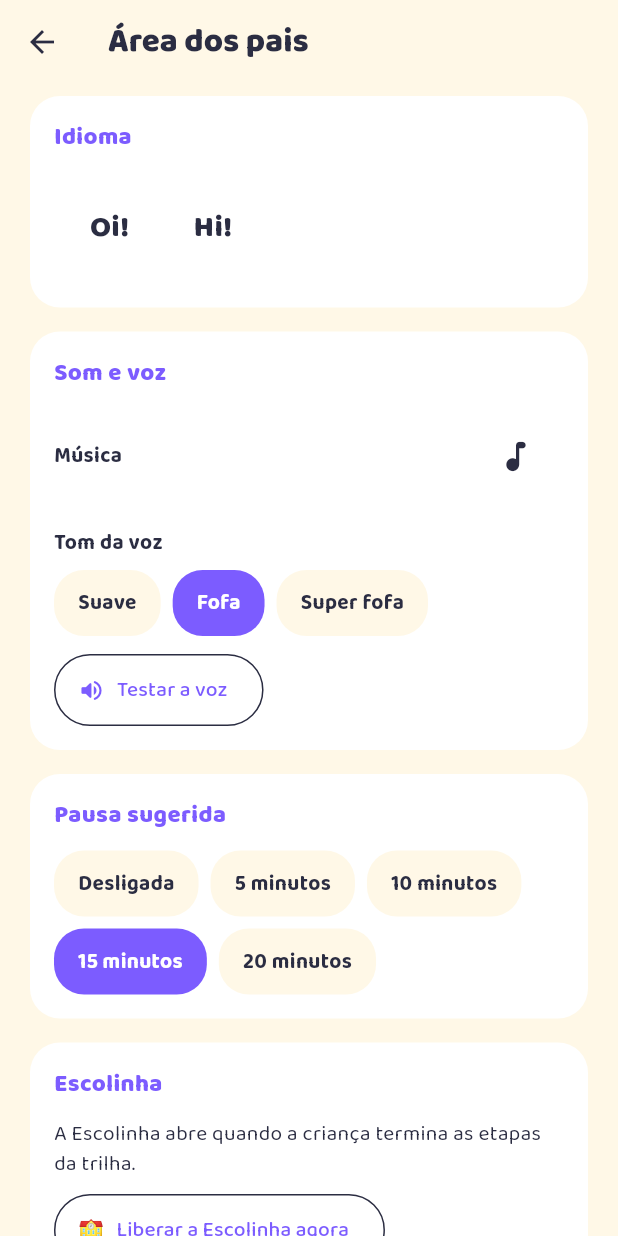
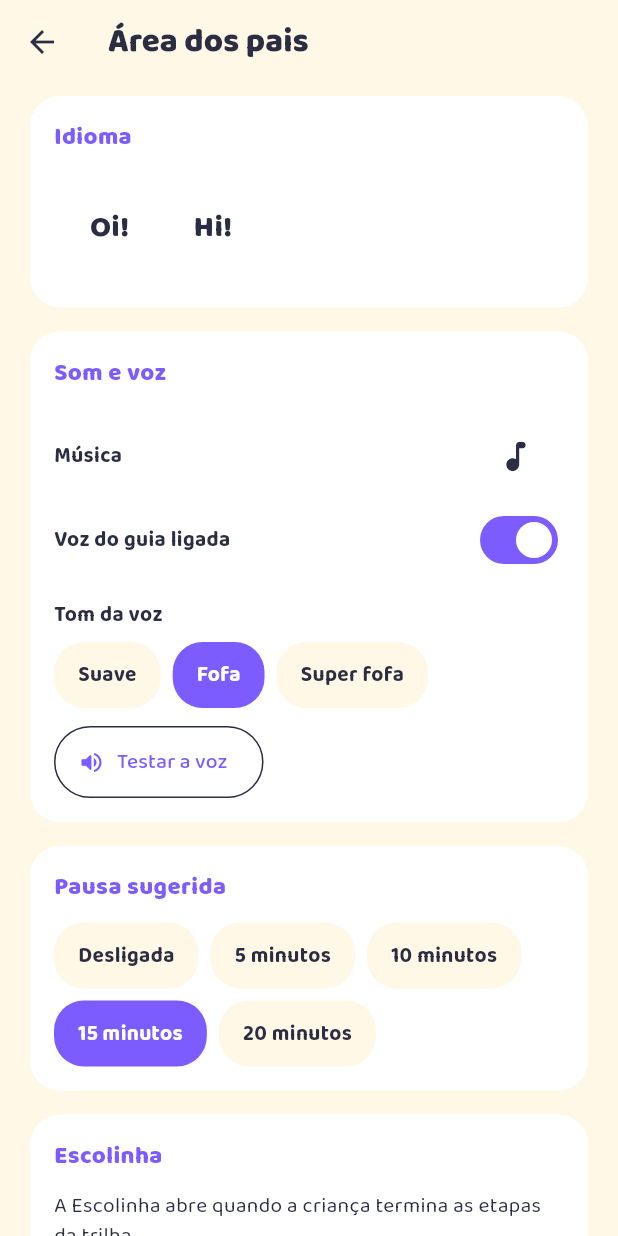
Before and after one commit to RonaldoRhoney/GeniuKiddo, a Flutter app: the ParentsAreaScreen screen opened directly, on a phone screen of 412 x 824 dp. Run offline on Flutter 3.47's test engine with Material 3 defaults, Android fonts, the phone set to English and light mode, and no system bars; our stand-ins replace flutter_riverpod, flutter_tts, just_audio, shared_preferences; missing offline and left inert: audio_session; accounts and stored records are empty.

Commit message:
auditoria: área dos pais e voltar — vozes por idioma, liga/desliga da voz, liberar etapas, voltar travado na pausa
- Lista de vozes recarrega ao trocar o idioma na própria tela; voz salva
  que sumiu do aparelho volta pro automático
- Liga/desliga da voz do guia (4.7)
- "Liberar todas as etapas da trilha" sem dar estrelas (RF-FASE-03)
- Com a pausa aberta, o voltar do Android não navega por baixo dela (4.8)
- Idioma padrão e vozes preferidas vêm da lista central de idiomas
  (nada de 'pt' fixo no código; idioma novo não mexe no motor de voz)

Co-Authored-By: Claude Opus 5.5 <noreply@anthropic.com>

```diff
--- a/client/lib/core/supported_languages.dart
+++ b/client/lib/core/supported_languages.dart
@@ -3,7 +3,7 @@
 /// futuro é: (1) um ARB novo em lib/l10n/ (vira Locale suportado
 /// automaticamente via AppLocalizations.supportedLocales, gerado do
 /// l10n.yaml), (2) uma linha nova aqui. Nenhuma tela precisa mudar — a
-/// pílula de idioma (core/language_pill.dart) e a escolha inicial
+/// pílula de idioma (`LanguagePill` em app/top_controls.dart) e a escolha inicial
 /// (features/language/language_screen.dart) já leem esta lista.
 class SupportedLanguage {
   const SupportedLanguage({
@@ -11,6 +11,7 @@ class SupportedLanguage {
     required this.greeting,
     required this.nativeName,
     required this.ttsLocale,
+    this.preferredVoices = const [],
   });
 
   /// Código do idioma, igual ao `@@locale` do ARB (`pt`, `en`...).
@@ -25,6 +26,11 @@ class SupportedLanguage {
 
   /// Locale da voz do sistema (`flutter_tts`) pra este idioma.
   final String ttsLocale;
+
+  /// Vozes preferidas na seleção automática (seção 4.3: femininas, claras
+  /// e jovens), em ordem; basta o nome conter o texto. Primeiro a voz
+  /// offline do motor do Google (Android), depois as do iOS e navegadores.
+  final List<String> preferredVoices;
 }
 
 const List<SupportedLanguage> supportedLanguages = [
@@ -33,12 +39,34 @@ const List<SupportedLanguage> supportedLanguages = [
     greeting: 'Oi!',
     nativeName: 'Português',
     ttsLocale: 'pt-BR',
+    preferredVoices: [
+      'pt-br-x-afs-local',
+      'Luciana',
+      'Google português do Brasil',
+      'Francisca',
+      'Maria',
+      'Fernanda',
+      'Vitória',
+      'Camila',
+    ],
   ),
   SupportedLanguage(
     code: 'en',
     greeting: 'Hi!',
     nativeName: 'English',
     ttsLocale: 'en-US',
+    preferredVoices: [
+      'en-us-x-sfg-local',
+      'Samantha',
+      'Kathy',
+      'Ava',
+      'Allison',
+      'Google US English',
+      'Aria',
+      'Jenny',
+      'Zira',
+      'Susan',
+    ],
   ),
 ];
 
--- a/client/lib/core/tts_speech_port.dart
+++ b/client/lib/core/tts_speech_port.dart
@@ -68,7 +68,9 @@ class TtsSpeechPort implements SpeechPort {
     final persistence = _ref.read(persistenceServiceProvider);
     if (!persistence.voiceEnabled) return;
 
-    final languageCode = _ref.read(languageControllerProvider).code ?? 'pt';
+    final languageCode =
+        _ref.read(languageControllerProvider).code ??
+        supportedLanguages.first.code;
     final locale = languageFor(languageCode).ttsLocale;
 
     final tone = _tones[persistence.voiceTone] ?? _tones['fofa']!;
@@ -114,41 +116,19 @@ class TtsSpeechPort implements SpeechPort {
     });
   }
 
-  /// Seção 4.3: "seleção automática... preferência por vozes femininas,
-  /// claras e jovens" — mesma lista curada dos protótipos HTML.
-  ///
-  /// Android (motor do Google): as vozes padrão do motor, versão offline —
-  /// "afs" pra pt-BR e "sfg" pra en-US (as do protótipo não existem lá).
-  static const _preferredNames = {
-    'pt-BR': [
-      'pt-br-x-afs-local',
-      'Luciana',
-      'Google português do Brasil',
-      'Francisca',
-      'Maria',
-      'Fernanda',
-      'Vitória',
-      'Camila',
-    ],
-    'en-US': [
-      'en-us-x-sfg-local',
-      'Samantha',
-      'Kathy',
-      'Ava',
-      'Allison',
-      'Google US English',
-      'Aria',
-      'Jenny',
-      'Zira',
-      'Susan',
-    ],
-  };
-
   Map<Object?, Object?>? _bestAutomaticVoice(
     List<Map<Object?, Object?>> voices,
     String locale,
   ) {
-    for (final preferred in _preferredNames[locale] ?? const []) {
+    // Seção 4.3: preferência por vozes femininas, claras e jovens — a lista
+    // fica em cada idioma (`SupportedLanguage.preferredVoices`).
+    final preferredNames = supportedLanguages
+        .firstWhere(
+          (l) => l.ttsLocale == locale,
+          orElse: () => supportedLanguages.first,
+        )
+        .preferredVoices;
+    for (final preferred in preferredNames) {
       final match = voices
           .where((v) => (v['name'] as String? ?? '').contains(preferred))
           .firstOrNull;
@@ -196,7 +176,9 @@ class TtsSpeechPort implements SpeechPort {
   /// Exposto pra área dos pais (M4) listar e escolher a voz manualmente —
   /// mesma ideia do seletor de voz com botão "Testar a voz" dos protótipos.
   Future<List<Map<Object?, Object?>>> voicesForCurrentLanguage() async {
-    final languageCode = _ref.read(languageControllerProvider).code ?? 'pt';
+    final languageCode =
+        _ref.read(languageControllerProvider).code ??
+        supportedLanguages.first.code;
     final locale = languageFor(languageCode).ttsLocale;
     return _voicesFor(locale);
   }
--- a/client/lib/features/break/break_overlay.dart
+++ b/client/lib/features/break/break_overlay.dart
@@ -35,9 +35,8 @@ class _BreakOverlayState extends ConsumerState<BreakOverlay> {
   Widget build(BuildContext context) {
     final l10n = AppLocalizations.of(context)!;
     final colors = AppColors.of(context);
-    return PopScope(
-      canPop: false,
-      child: Material(
+    // O voltar do Android é segurado em `GeniusKiddoApp.didPopRoute`.
+    return Material(
       color: const Color(0xE61D1A3A),
       child: Center(
         child: Container(
@@ -81,7 +80,6 @@ class _BreakOverlayState extends ConsumerState<BreakOverlay> {
           ),
         ),
       ),
-      ),
     );
   }
 }
--- a/client/lib/features/parents/parents_area_screen.dart
+++ b/client/lib/features/parents/parents_area_screen.dart
@@ -9,6 +9,7 @@ import '../../core/break_controller.dart';
 import '../../core/item_feedback.dart';
 import '../../core/language_controller.dart';
 import '../../core/persistence_service.dart';
+import '../../core/supported_languages.dart';
 import '../../core/theme_controller.dart';
 import '../../core/tts_speech_port.dart';
 import '../../l10n/generated/app_localizations.dart';
@@ -16,10 +17,10 @@ import '../school/school_controller.dart';
 import '../school/school_texts.dart';
 import '../trail/trail_controller.dart';
 
-/// Área dos pais (seção 4.7), atrás do portão (`HoldToUnlock`). Conteúdo
-/// comum a todas as fases: idioma, som e voz (tom + seleção manual + botão
-/// de teste), pausa sugerida, progresso, aparência e resumo de privacidade.
-/// "Série da criança" (Fase 2) entra só quando a Fase 2 existir.
+/// Área dos pais (seção 4.7), atrás do portão (`HoldToUnlock`): idioma;
+/// música e voz (liga/desliga, tom, escolha da voz e teste); pausa
+/// sugerida; Escolinha (liberar e série da criança); progresso (com
+/// "liberar todas as etapas"); aparência; privacidade; sair do app.
 class ParentsAreaScreen extends ConsumerStatefulWidget {
   const ParentsAreaScreen({super.key});
 
@@ -33,22 +34,44 @@ const _breakOptions = [0, 5, 10, 15, 20];
 class _ParentsAreaScreenState extends ConsumerState<ParentsAreaScreen> {
   late String _tone = ref.read(persistenceServiceProvider).voiceTone;
   late int _breakMinutes = ref.read(persistenceServiceProvider).breakMinutes;
+  late bool _voiceOn = ref.read(persistenceServiceProvider).voiceEnabled;
   List<Map<Object?, Object?>> _voices = const [];
   String? _voiceName;
+
+  String get _languageCode =>
+      ref.read(languageControllerProvider).code ??
+      supportedLanguages.first.code;
 
   @override
   void initState() {
     super.initState();
-    final languageCode = ref.read(languageControllerProvider).code ?? 'pt';
+    _loadVoices();
+  }
+
+  /// Vozes do idioma ATUAL — recarregadas quando o idioma muda aqui mesmo
+  /// pela pílula, pra nunca gravar uma voz de um idioma no outro.
+  void _loadVoices() {
+    final languageCode = _languageCode;
     _voiceName = ref
         .read(persistenceServiceProvider)
         .voiceNameFor(languageCode);
+    _voices = const [];
     final speech = ref.read(speechPortProvider);
     if (speech is TtsSpeechPort) {
       speech.voicesForCurrentLanguage().then((voices) {
-        if (mounted) setState(() => _voices = voices);
+        if (!mounted || languageCode != _languageCode) return;
+        setState(() {
+          _voices = voices;
+          // Voz salva que sumiu do aparelho: volta pro automático.
+          if (!voices.any((v) => v['name'] == _voiceName)) _voiceName = null;
+        });
       });
     }
+  }
+
+  void _setVoiceOn(bool on) {
+    setState(() => _voiceOn = on);
+    ref.read(persistenceServiceProvider).setVoiceEnabled(on);
   }
 
   void _setTone(String tone) {
@@ -58,8 +81,7 @@ class _ParentsAreaScreenState extends ConsumerState<ParentsAreaScreen> {
 
   void _setVoiceName(String? name) {
     setState(() => _voiceName = name);
-    final languageCode = ref.read(languageControllerProvider).code ?? 'pt';
-    ref.read(persistenceServiceProvider).setVoiceNameFor(languageCode, name);
+    ref.read(persistenceServiceProvider).setVoiceNameFor(_languageCode, name);
   }
 
   void _setBreakMinutes(int minutes) {
@@ -71,6 +93,9 @@ class _ParentsAreaScreenState extends ConsumerState<ParentsAreaScreen> {
 
   @override
   Widget build(BuildContext context) {
+    ref.listen<LanguageState>(languageControllerProvider, (prev, next) {
+      if (prev != null && prev.code != next.code) setState(_loadVoices);
+    });
     final l10n = AppLocalizations.of(context)!;
     final colors = AppColors.of(context);
     final trail = ref.watch(trailControllerProvider);
@@ -114,6 +139,21 @@ class _ParentsAreaScreenState extends ConsumerState<ParentsAreaScreen> {
                     ),
                     const Spacer(),
                     const MusicToggleButton(),
+                  ],
+                ),
+                Row(
+                  children: [
+                    Expanded(
+                      child: Text(
+                        l10n.parentsVoiceOnLabel,
+                        style: const TextStyle(fontWeight: FontWeight.w700),
+                      ),
+                    ),
+                    Switch(
+                      key: const ValueKey('voiceOn'),
+                      value: _voiceOn,
+                      onChanged: _setVoiceOn,
+                    ),
                   ],
                 ),
                 const SizedBox(height: 16),
@@ -202,6 +242,24 @@ class _ParentsAreaScreenState extends ConsumerState<ParentsAreaScreen> {
                 ),
                 const SizedBox(height: 4),
                 Text(l10n.parentsProgressStars(trail.stars)),
+                if (trail.done < content.trail.length) ...[
+                  const SizedBox(height: 10),
+                  Text(
+                    l10n.parentsUnlockTrailHint,
+                    style: const TextStyle(fontSize: 12),
+                  ),
+                  const SizedBox(height: 6),
+                  SizedBox(
+                    height: 48,
+                    child: OutlinedButton(
+                      key: const ValueKey('unlockTrail'),
+                      onPressed: () => ref
+                          .read(trailControllerProvider.notifier)
+                          .unlockAll(content.trail.length),
+                      child: Text(l10n.parentsUnlockTrail),
+                    ),
+                  ),
+                ],
               ],
             ),
           ),
--- a/client/lib/l10n/app_en.arb
+++ b/client/lib/l10n/app_en.arb
@@ -219,5 +219,9 @@
 
   "repeatButton": "Hear it again",
 
-  "spaceIntro": "{name}! {desc}"
+  "spaceIntro": "{name}! {desc}",
+
+  "parentsVoiceOnLabel": "Guide voice on",
+  "parentsUnlockTrail": "Unlock all trail steps",
+  "parentsUnlockTrailHint": "Unlocks the steps without giving stars; the child can play in any order."
 }
```
Also changed, not shown: client/lib/features/trail/trail_controller.dart (+8 -0 lines), client/lib/l10n/app_pt.arb (+6 -1 lines), client/lib/main.dart (+8 -1 lines), client/lib/l10n/generated/app_localizations.dart, client/lib/l10n/generated/app_localizations_en.dart, client/lib/l10n/generated/app_localizations_pt.dart, 2 other files. Lines whose indentation alone changed are shown as unchanged.
